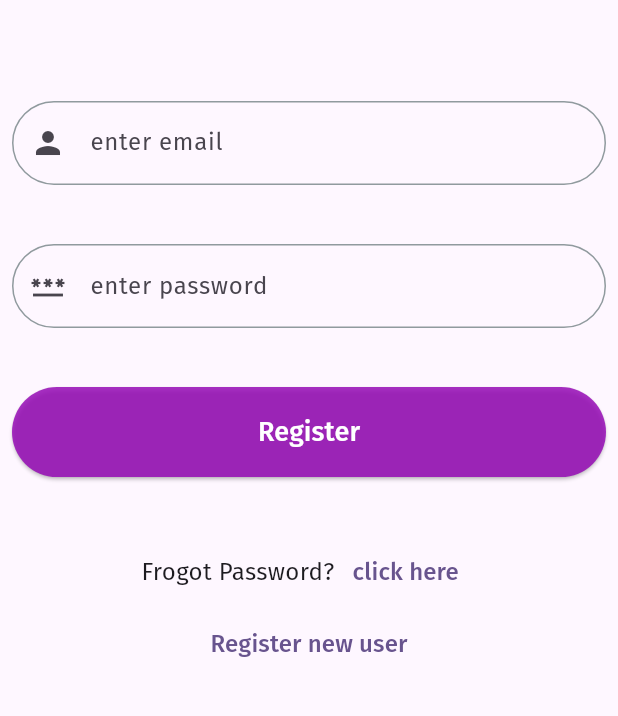
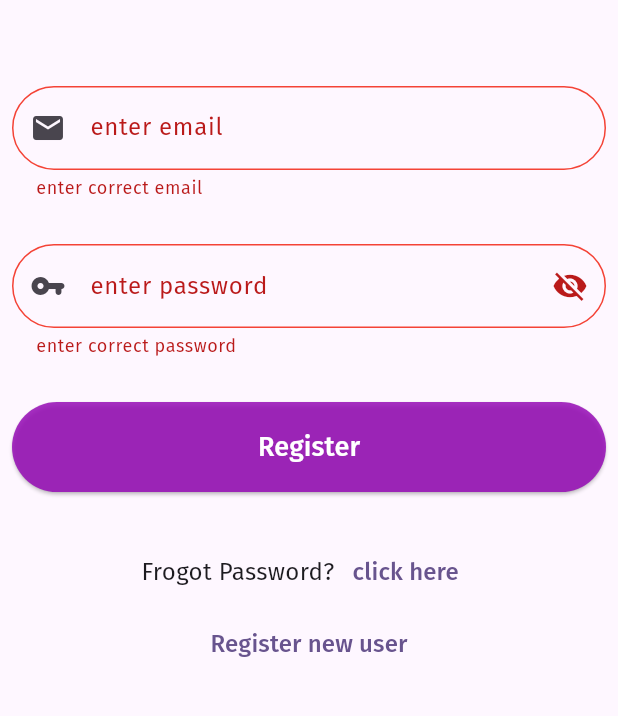
Before and after one commit to tiri39/SheSafe, a Flutter app: the screen it shows after launch, after a tap on "Register", on a phone screen of 412 x 824 dp, the part 341-1057 px from its top. Run offline on Flutter 3.47's test engine with Material 3 defaults, Android fonts, the light colour scheme and no system bars; our stand-ins replace carousel_slider, fluttertoast, google_fonts, webview_flutter; missing offline and left inert: flutter_phone_direct_caller.

Commit message:
added form validation

```diff
--- a/lib/components/custom_textfield.dart
+++ b/lib/components/custom_textfield.dart
@@ -4,7 +4,7 @@ class CustomTextField extends StatelessWidget{
   final String? hint;
   final TextEditingController? controller;
   final String? Function(String?)? validate;
-  final String? Function(String?)? onsave;
+  final Function(String?)? onsave;
   final int? maxLines;
   final bool isPassword;
   final bool enable;
--- a/lib/login_screen.dart
+++ b/lib/login_screen.dart
@@ -6,9 +6,23 @@ import 'package:shesafe/components/primary_button.dart';
 import 'package:shesafe/components/secondary_button.dart';
 import 'package:shesafe/utils/constants.dart';
 
-class LoginScreen extends StatelessWidget{
-  const LoginScreen({Key? key}) : super(key: key);
+class LoginScreen extends StatefulWidget{
 
+  @override
+  State<LoginScreen> createState() => _LoginScreenState();
+}
+
+class _LoginScreenState extends State<LoginScreen> {
+  bool isPasswordShown = true;
+  final _formKey = GlobalKey<FormState>();
+  final _formData = Map<String, Object>();
+
+
+  _onSubmit(){
+    _formKey.currentState!.save();
+    print(_formData['email']);
+    print(_formData['password']);
+  }
 
   @override
   Widget build(BuildContext context){
@@ -42,24 +56,58 @@ class LoginScreen extends StatelessWidget{
 
               Container(
                 height: MediaQuery.of(context).size.height*0.4,
+                  child: Form(
+                    key: _formKey,
                     child: Column(
                       mainAxisAlignment: MainAxisAlignment.spaceEvenly,
                       children: [
                         CustomTextField(
                           hint: 'enter email',
-                        prefix: Icon(Icons.person),
-
+                          textInputAction: TextInputAction.next,
+                          keyboardtype: TextInputType.emailAddress,
+                          prefix: Icon(Icons.email),
+                          onsave: (email){
+                            _formData['email'] = email ?? "";
+                          },
+                          validate: (email){
+                            if(email!.isEmpty || email.length<3 || !email.contains('@')){
+                              return 'enter correct email';
+                            }
+                            return null;
+                          },
                         ),
                         CustomTextField(
                         hint: 'enter password',
-                      prefix: Icon(Icons.password),
+                        prefix: Icon(Icons.vpn_key_rounded),
+                        onsave: (password){
+                          _formData['password'] = password ?? "";
+                         },
+                        validate: (password){
+                            if(password!.isEmpty || password.length<7){
+                              return 'enter correct password';
+                            }
+                            return null;
+                          },
+                        suffix: IconButton(onPressed: (){
+                          setState(() {
+                            isPasswordShown = !isPasswordShown;
+
+                          });
+
+                        }, icon: isPasswordShown
+                          ? Icon(Icons.visibility_off)
+                          : Icon(Icons.visibility)),
 
                       ),
                       PrimaryButton(
                         title: 'Register',
-                      onPressed: (){},
+                        onPressed: (){
+                          if(_formKey.currentState!.validate()){
+                          _onSubmit();}
+                        },
                       ),
                       ],
+                    ),
                   ),
               ),
               Container(
```
Lines whose indentation alone changed are shown as unchanged.
